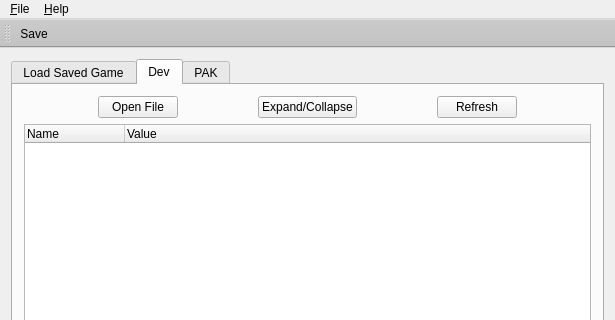
fischerdr/MooseEdit, file mainwindow.ui: the form before one commit; both pictures show x 0 to 615 and y 0 to 320 of the 615 by 898 pixel window.
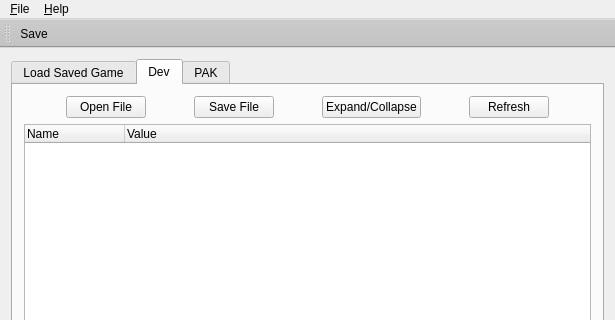
The form after the commit. The open tabs and pages were chosen to show the change. Icons and pictures are not drawn.

Commit message: Added Save File button in Dev tab

Patch:
```diff
--- a/mainwindow.ui
+++ b/mainwindow.ui
@@ -304,6 +304,19 @@
             </property>
            </widget>
           </item>
+          <item>
+           <widget class="QPushButton" name="devSaveFileButton">
+            <property name="sizePolicy">
+             <sizepolicy hsizetype="Fixed" vsizetype="Fixed">
+              <horstretch>0</horstretch>
+              <verstretch>0</verstretch>
+             </sizepolicy>
+            </property>
+            <property name="text">
+             <string>Save File</string>
+            </property>
+           </widget>
+          </item>
           <item>
            <widget class="QPushButton" name="devExpandCollapseButton">
             <property name="sizePolicy">
```
The commit also changes 3 other files.
